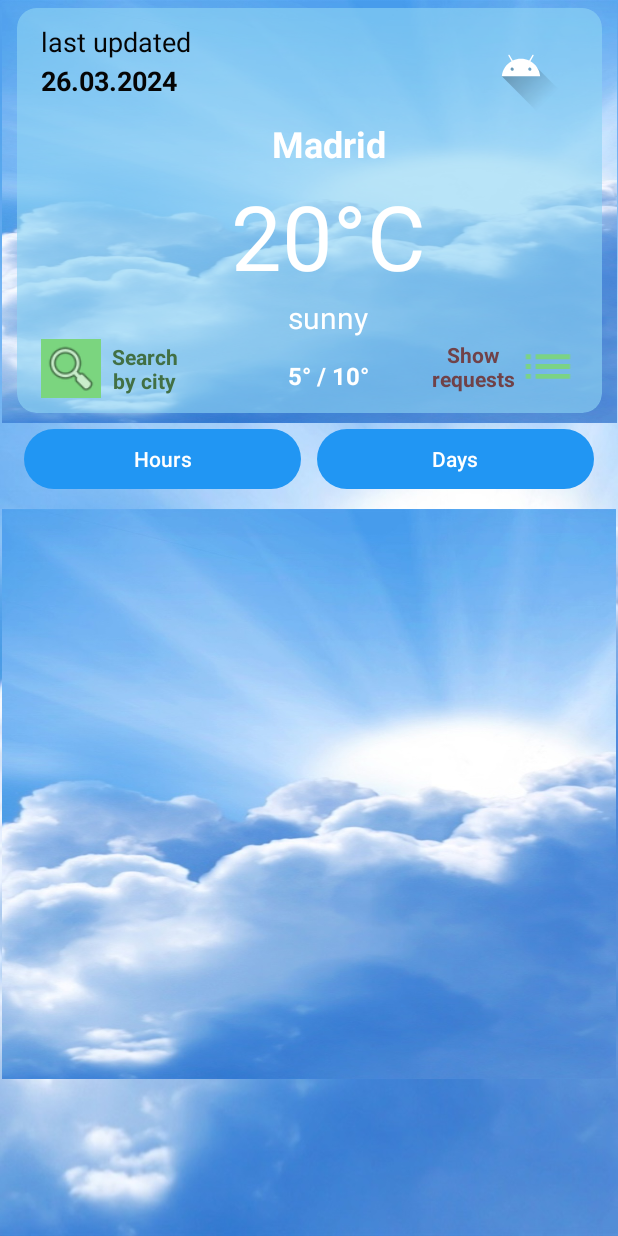
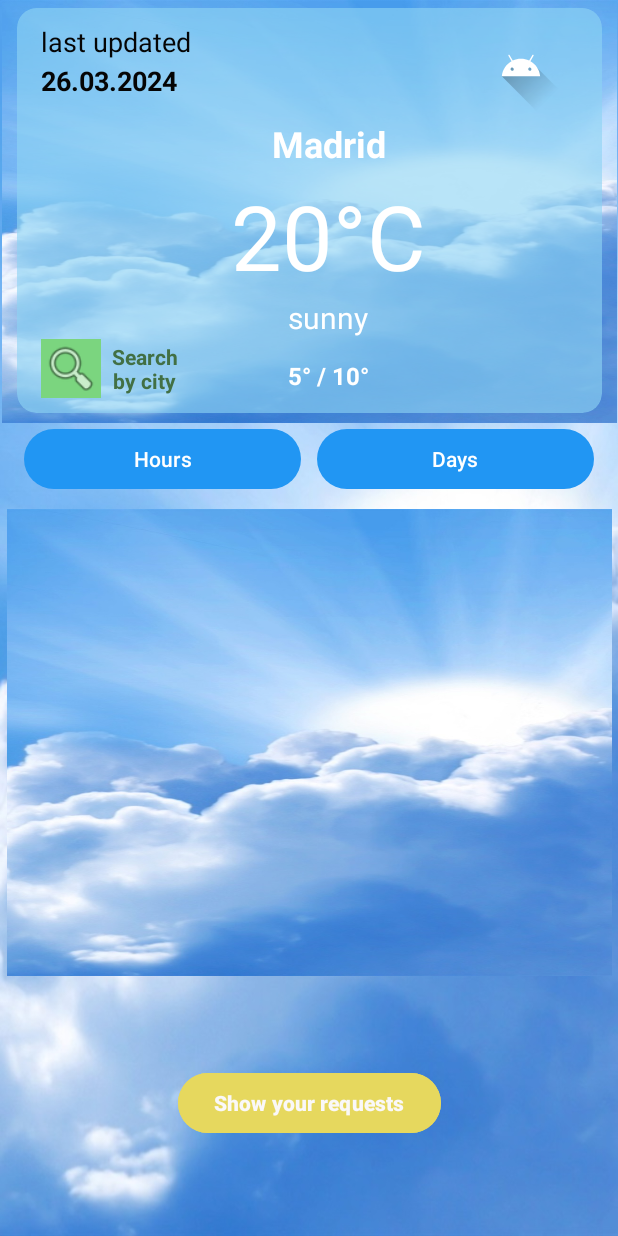
Before and after one commit to NikRader/WeatherApp, an Android app: the screen it shows after launch (MainActivity), on a phone screen of 412 x 824 dp. Run offline under Robolectric (Android 15) with nearby library versions, the phone set to English and light mode, and no system bars; our stand-ins replace Picasso, Volley; network calls fail; pictures from the network do not load; Roboto replaces fonts that are not available here.

```diff
--- a/app/src/main/java/com/example/weatherapp/DB/Dao.kt
+++ b/app/src/main/java/com/example/weatherapp/DB/Dao.kt
@@ -8,6 +8,6 @@ import kotlinx.coroutines.flow.Flow
 interface Dao {
     @Insert
     fun insertItem(item: Item)
-    @Query("SELECT * FROM my_weather")
+    @Query("SELECT * FROM weather_requests")
     fun getAllItem(): Flow<List<Item>>
 }
--- a/app/src/main/java/com/example/weatherapp/DB/Item.kt
+++ b/app/src/main/java/com/example/weatherapp/DB/Item.kt
@@ -4,7 +4,7 @@ import androidx.room.ColumnInfo
 import androidx.room.Entity
 import androidx.room.PrimaryKey
 
-@Entity (tableName = "my_weather")
+@Entity (tableName = "weather_requests")
 data class Item (
     @PrimaryKey(autoGenerate = true)
     var id: Int? = null,
--- a/app/src/main/java/com/example/weatherapp/MainActivity.kt
+++ b/app/src/main/java/com/example/weatherapp/MainActivity.kt
@@ -1,6 +1,8 @@
 package com.example.weatherapp
 
 
+import android.content.Intent
+import android.graphics.Color
 import androidx.appcompat.app.AppCompatActivity
 import android.os.Bundle
 import android.util.Log
@@ -23,6 +25,7 @@ class MainActivity : AppCompatActivity() {
         binding = ActivityMainBinding.inflate(layoutInflater)
         setContentView(binding.root)
         days_hours_btn()
+        show_requests()
         supportFragmentManager
             .beginTransaction()
             .replace(R.id.placeCurrentCard, MainFragment.newInstance())
@@ -42,4 +45,11 @@ class MainActivity : AppCompatActivity() {
                 .commit()
         }
     }
+
+    private fun show_requests() = with(binding){
+        showReqBtn.setOnClickListener {
+            val intent = Intent(this@MainActivity, MyQuery::class.java)
+            startActivity(intent)
+        }
+    }
 }
--- /dev/null
+++ b/app/src/main/java/com/example/weatherapp/RequestAdapter.kt
@@ -0,0 +1,4 @@
+package com.example.weatherapp
+
+class RequestAdapter {
+}
--- a/app/src/main/java/com/example/weatherapp/WeatherAdapter.kt
+++ b/app/src/main/java/com/example/weatherapp/WeatherAdapter.kt
@@ -24,8 +24,6 @@ class WeatherAdapter : ListAdapter<WeatherModel, WeatherAdapter.Holder>(Comparat
             tvTemp.text = item.currentTemp.ifEmpty { "${item.minTemp } / ${item.maxTemp } " }
             Picasso.get().load("https:" + item.imageUrl).into(im)
         }
-
-
     }
     // Класс Comparator проверяет, есть ли изменения в новом списке
     // Нужно ли перерисовать
@@ -37,7 +35,6 @@ class WeatherAdapter : ListAdapter<WeatherModel, WeatherAdapter.Holder>(Comparat
         override fun areContentsTheSame(oldItem: WeatherModel, newItem: WeatherModel): Boolean {
             return oldItem == newItem
         }
-
     }
         // Cоздание view-элемента
     override fun onCreateViewHolder(parent: ViewGroup, viewType: Int): Holder {
--- a/app/src/main/java/com/example/weatherapp/fragments/MainFragment.kt
+++ b/app/src/main/java/com/example/weatherapp/fragments/MainFragment.kt
@@ -1,10 +1,12 @@
 package com.example.weatherapp.fragments
+import android.content.Intent
+import android.graphics.Color
 import android.os.Bundle
 import android.util.Log
-import androidx.fragment.app.Fragment
 import android.view.LayoutInflater
 import android.view.View
 import android.view.ViewGroup
+import androidx.fragment.app.Fragment
 import androidx.fragment.app.activityViewModels
 import com.android.volley.Request
 import com.android.volley.toolbox.StringRequest
@@ -13,6 +15,7 @@ import com.example.weatherapp.DB.Item
 import com.example.weatherapp.DB.MainDb
 import com.example.weatherapp.DialogManager
 import com.example.weatherapp.MainViewModel
+import com.example.weatherapp.MyQuery
 import com.example.weatherapp.WeatherModel
 import com.example.weatherapp.databinding.FragmentMainBinding
 import com.squareup.picasso.Picasso
--- a/app/src/main/res/layout/activity_main.xml
+++ b/app/src/main/res/layout/activity_main.xml
@@ -54,8 +54,8 @@
 
     <FrameLayout
         android:id="@+id/placeForecast"
-        android:layout_width="409dp"
-        android:layout_height="380dp"
+        android:layout_width="403dp"
+        android:layout_height="311dp"
         android:layout_marginStart="1dp"
         android:layout_marginEnd="1dp"
         android:background="@drawable/back2"
@@ -65,4 +65,19 @@
 
     </FrameLayout>
 
+    <Button
+        android:id="@+id/show_reqBtn"
+        android:layout_width="wrap_content"
+        android:layout_height="wrap_content"
+        android:layout_marginTop="5dp"
+        android:layout_marginBottom="10dp"
+        android:backgroundTint="#E6D85E"
+        android:text="Show your requests"
+        android:textColor="#FAF8F8"
+        android:textStyle="bold"
+        app:layout_constraintBottom_toBottomOf="parent"
+        app:layout_constraintEnd_toEndOf="parent"
+        app:layout_constraintStart_toStartOf="parent"
+        app:layout_constraintTop_toBottomOf="@+id/placeForecast" />
+
 </androidx.constraintlayout.widget.ConstraintLayout>
--- a/app/src/main/res/layout/fragment_main.xml
+++ b/app/src/main/res/layout/fragment_main.xml
@@ -162,31 +162,6 @@
                 app:layout_constraintTop_toTopOf="parent"
                 app:layout_constraintVertical_bias="0.0" />
 
-            <ImageView
-                android:id="@+id/imageView2"
-                android:layout_width="40dp"
-                android:layout_height="39dp"
-                android:layout_marginEnd="16dp"
-                android:backgroundTint="#7BD57F"
-                android:foregroundGravity="left"
-                app:layout_constraintBottom_toBottomOf="@+id/tv_min_max"
-                app:layout_constraintEnd_toEndOf="parent"
-                app:layout_constraintTop_toBottomOf="@+id/weather_image"
-                app:layout_constraintVertical_bias="0.992"
-                app:srcCompat="@drawable/baseline_list_24" />
-
-            <TextView
-                android:id="@+id/textView"
-                android:layout_width="59dp"
-                android:layout_height="0dp"
-                android:gravity="center"
-                android:text="Show requests"
-                android:textColor="#704249"
-                android:textStyle="bold"
-                app:layout_constraintBottom_toBottomOf="@+id/imageView2"
-                app:layout_constraintEnd_toStartOf="@+id/imageView2"
-                app:layout_constraintTop_toTopOf="@+id/imageView2" />
-
         </androidx.constraintlayout.widget.ConstraintLayout>
 
     </androidx.cardview.widget.CardView>
```
Also changed, not shown: app/src/main/java/com/example/weatherapp/DB/MainDB.kt (+7 -3 lines), app/src/main/java/com/example/weatherapp/MyQuery.kt (+11 -8 lines), app/src/main/res/layout/activity_my_query.xml (+11 -33 lines).
